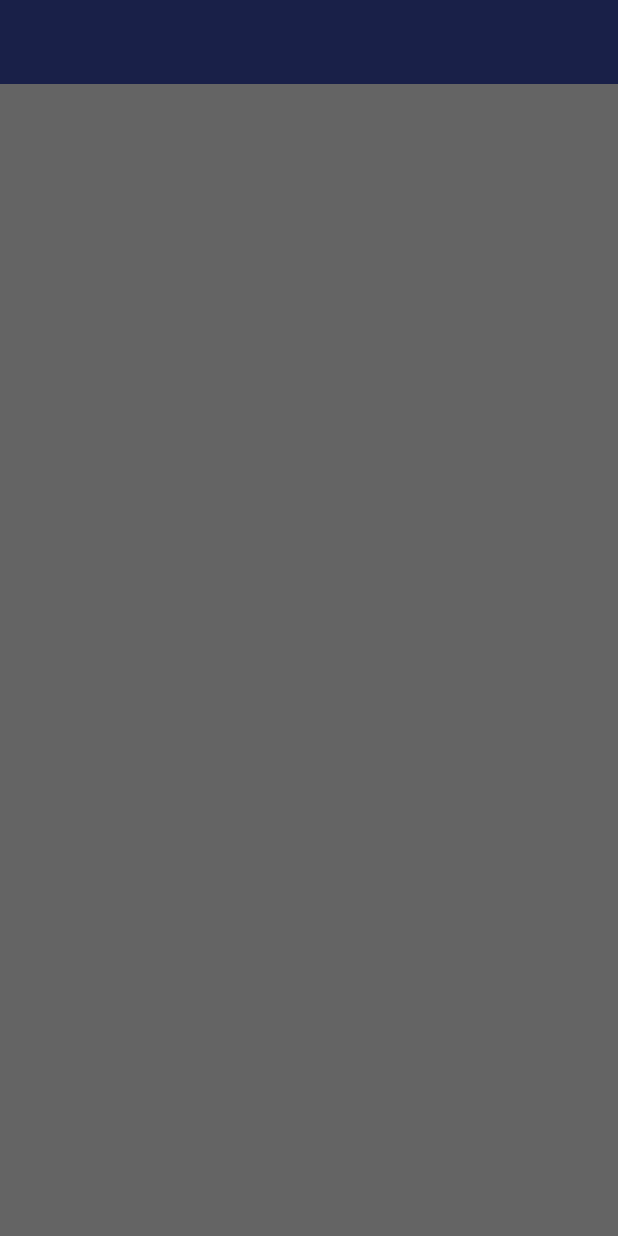
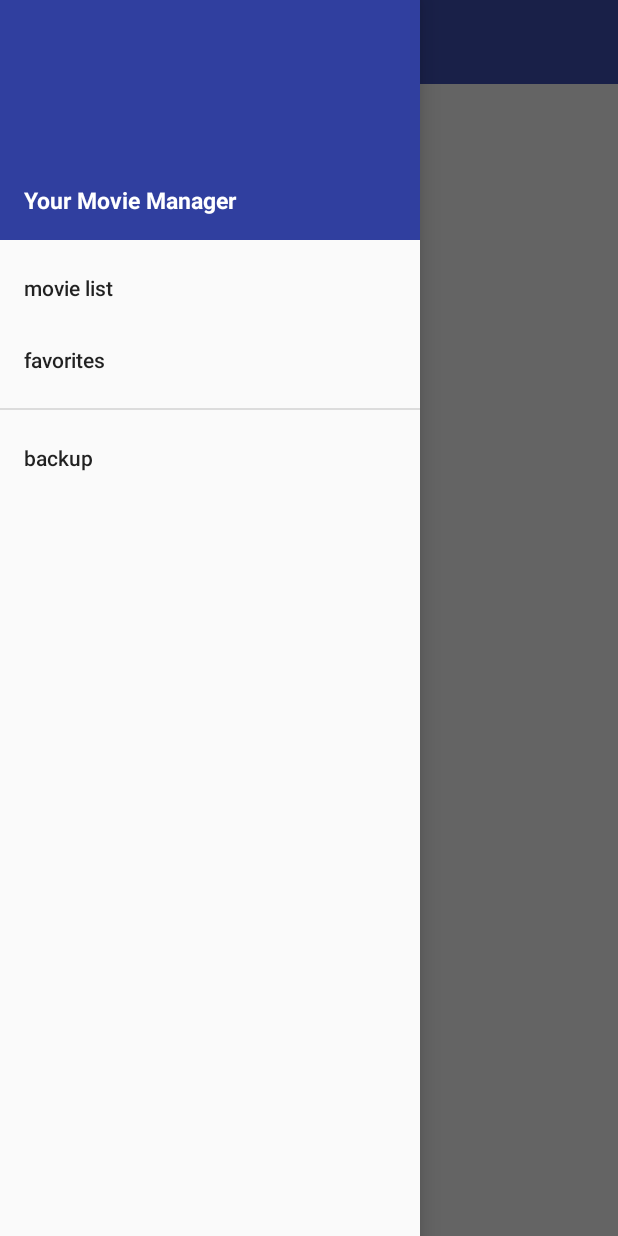
Before and after one commit to MovieMonkey/MovieMonkey.Droid, an Android app: the screen it shows after launch (MainActivity), with the side drawer open, on a phone screen of 412 x 824 dp. Run offline under Robolectric (Android 15) with nearby library versions, the phone set to English and light mode, and no system bars.

Commit message:
fix menu

```diff
--- a/app/build.gradle
+++ b/app/build.gradle
@@ -24,4 +24,5 @@ dependencies {
     //testCompile 'junit:junit:4.12'
     compile 'com.android.support:appcompat-v7:23.3.0'
     compile 'com.android.support:design:23.3.0'
+    compile 'com.android.support:support-v4:23.3.0'
 }
--- a/app/src/main/java/gruppenprojekt/mobpro/hslu/moviemanager/MainActivity.java
+++ b/app/src/main/java/gruppenprojekt/mobpro/hslu/moviemanager/MainActivity.java
@@ -1,13 +1,81 @@
 package gruppenprojekt.mobpro.hslu.moviemanager;
 
+import android.support.design.widget.NavigationView;
+import android.support.v4.app.FragmentManager;
+import android.support.v4.app.FragmentTransaction;
+import android.support.v4.view.GravityCompat;
+import android.support.v4.widget.DrawerLayout;
+import android.support.v7.app.ActionBarDrawerToggle;
 import android.support.v7.app.AppCompatActivity;
 import android.os.Bundle;
+import android.support.v7.widget.Toolbar;
+import android.view.MenuItem;
 
-public class MainActivity extends AppCompatActivity {
+import gruppenprojekt.mobpro.hslu.moviemanager.Fragments.MovieListFragment;
+
+public class MainActivity extends AppCompatActivity implements NavigationView.OnNavigationItemSelectedListener {
+
+    private DrawerLayout drawerLayout;
 
     @Override
     protected void onCreate(Bundle savedInstanceState) {
         super.onCreate(savedInstanceState);
         setContentView(R.layout.activity_main);
+
+        drawerLayout = (DrawerLayout) findViewById(R.id.drawer_layout);
+
+        Toolbar toolbar = (Toolbar) findViewById(R.id.toolbar);
+        if (toolbar != null) {
+            setSupportActionBar(toolbar);
+            getSupportActionBar().setDisplayHomeAsUpEnabled(true);
+
+            ActionBarDrawerToggle drawerToggle = new ActionBarDrawerToggle(this,
+                    drawerLayout,
+                    toolbar,
+                    R.string.text_drawer_open,
+                    R.string.text_drawer_close);
+
+            drawerLayout.addDrawerListener(drawerToggle);
+            drawerToggle.syncState();
+        }
+    }
+
+    @Override
+    public void onBackPressed() {
+        DrawerLayout drawer = (DrawerLayout) findViewById(R.id.drawer_layout);
+        if (drawer.isDrawerOpen(GravityCompat.START)) {
+            drawer.closeDrawer(GravityCompat.START);
+        } else {
+            super.onBackPressed();
+        }
+    }
+
+    @Override
+    public boolean onNavigationItemSelected(MenuItem item) {
+        // Handle navigation view item clicks here.
+        int id = item.getItemId();
+
+        FragmentManager fm = getSupportFragmentManager();
+        FragmentTransaction transaction = fm.beginTransaction();
+        transaction.setCustomAnimations(android.support.design.R.anim.abc_fade_in, android.support.design.R.anim.abc_fade_out);
+        String tag = "";
+
+        if (id == R.id.nav_all) {
+            MovieListFragment fragment = MovieListFragment.newInstance();
+            tag = fragment.getTag();
+
+            transaction.replace(R.id.content_frame, fragment, tag);
+
+        } else if (id == R.id.nav_favorites) {
+
+        } else if (id == R.id.nav_backup) {
+
+        }
+        transaction.addToBackStack(tag);
+        transaction.commit();
+
+        DrawerLayout drawer = (DrawerLayout) findViewById(R.id.drawer_layout);
+        drawer.closeDrawer(GravityCompat.START);
+        return true;
     }
 }
--- a/app/src/main/res/layout/activity_main.xml
+++ b/app/src/main/res/layout/activity_main.xml
@@ -1,8 +1,11 @@
 <?xml version="1.0" encoding="utf-8"?>
 <android.support.v4.widget.DrawerLayout xmlns:android="http://schemas.android.com/apk/res/android"
+    xmlns:tools="http://schemas.android.com/tools"
+    xmlns:app="http://schemas.android.com/apk/res-auto"
     android:id="@+id/drawer_layout"
     android:layout_height="match_parent"
-    android:layout_width="match_parent">
+    android:layout_width="match_parent"
+    tools:openDrawer="start">
     <android.support.design.widget.CoordinatorLayout
         android:id="@+id/main_frame"
         android:fitsSystemWindows="true"
@@ -21,9 +24,12 @@
                 android:layout_height="match_parent" />
         </LinearLayout>
     </android.support.design.widget.CoordinatorLayout>
-    <FrameLayout
-        android:id="@+id/navigation_frame"
+    <android.support.design.widget.NavigationView
+        android:id="@+id/nav_view"
+        android:layout_width="wrap_content"
         android:layout_height="match_parent"
-        android:layout_width="wrap_content"
-        android:layout_gravity="left|start" />
+        android:layout_gravity="start"
+        android:fitsSystemWindows="true"
+        app:headerLayout="@layout/nav_header_main"
+        app:menu="@menu/navigation_drawer" />
 </android.support.v4.widget.DrawerLayout>
--- a/app/src/main/res/layout/fragment_navigation.xml
+++ b/app/src/main/res/layout/fragment_navigation.xml
@@ -8,5 +8,5 @@
           android:layout_gravity="start"
           android:fitsSystemWindows="true"
           android:theme="@style/AppTheme"
-          local:headerLayout="@layout/fragment_navigation_header"
+          local:headerLayout="@layout/nav_header_main"
           local:menu="@menu/navigation_drawer" />
--- a/app/src/main/res/values/strings.xml
+++ b/app/src/main/res/values/strings.xml
@@ -11,4 +11,9 @@
 
     <!-- texts -->
     <string name="text_placeholder">[no name]</string>
+    <string name="text_drawer_open">open</string>
+    <string name="text_drawer_close">close</string>
+
+    <!-- TODO: Remove or change this placeholder text -->
+    <string name="hello_blank_fragment">Hello blank fragment</string>
 </resources>
```
Also changed, not shown: app/src/main/java/gruppenprojekt/mobpro/hslu/moviemanager/Fragments/MovieListFragment.java (added, +22 -0 lines), app/src/main/res/layout/fragment_movie_list.xml (added, +13 -0 lines), app/src/main/res/layout/nav_header_main.xml (renamed from app/src/main/res/layout/fragment_navigation_header.xml), 1 other file.
